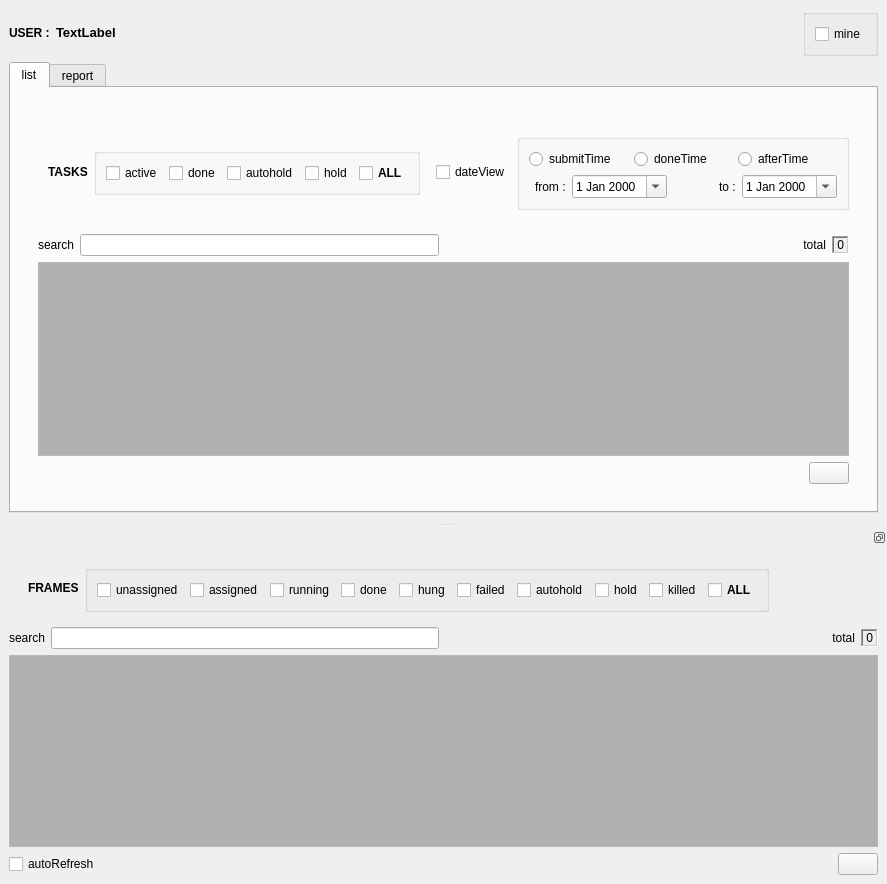
Qt form rbhusUI/lib/rbhusListMod.ui (aumanimationstudios/rbhus) before a commit.
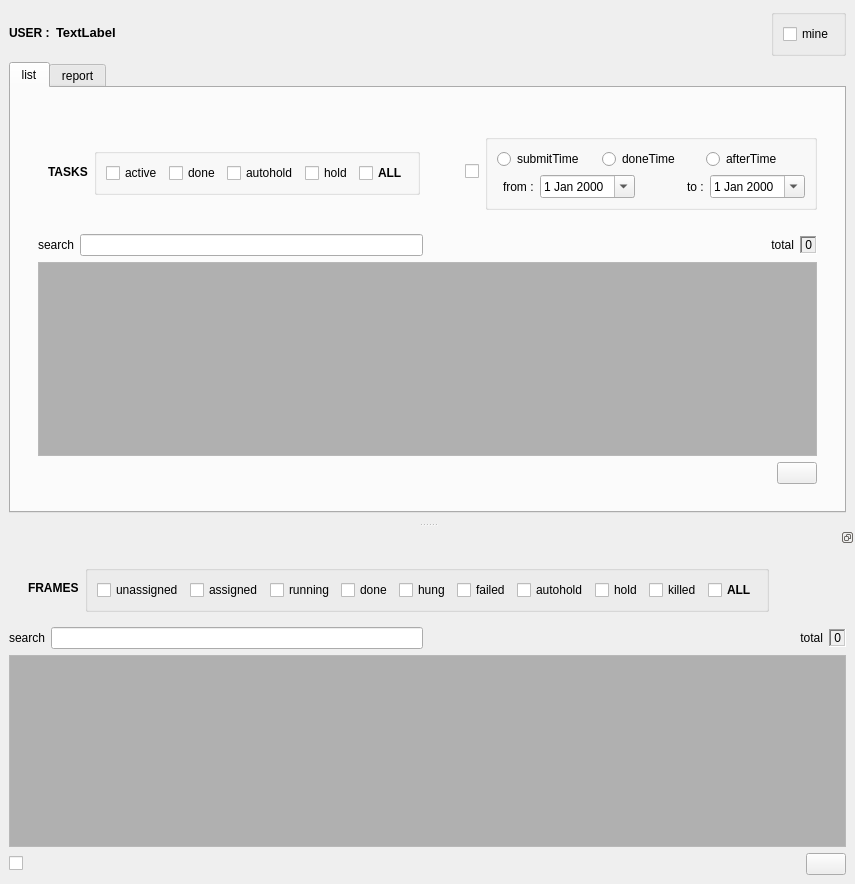
The same form after that commit.

Commit message: adding refresh button

```diff
--- a/rbhusUI/lib/rbhusListMod.ui
+++ b/rbhusUI/lib/rbhusListMod.ui
@@ -239,7 +239,13 @@
                <item>
                 <widget class="QCheckBox" name="checkDateTask">
                  <property name="text">
-                  <string>dateView</string>
+                  <string/>
+                 </property>
+                 <property name="iconSize">
+                  <size>
+                   <width>20</width>
+                   <height>20</height>
+                  </size>
                  </property>
                 </widget>
                </item>
@@ -380,7 +386,7 @@
                      </property>
                      <property name="sizeHint" stdset="0">
                       <size>
-                       <width>40</width>
+                       <width>10</width>
                        <height>20</height>
                       </size>
                      </property>
@@ -586,6 +592,12 @@
                        <verstretch>0</verstretch>
                       </sizepolicy>
                      </property>
+                     <property name="minimumSize">
+                      <size>
+                       <width>0</width>
+                       <height>0</height>
+                      </size>
+                     </property>
                      <property name="text">
                       <string/>
                      </property>
@@ -994,8 +1006,8 @@
            </property>
            <property name="sizeHint" stdset="0">
             <size>
-             <width>40</width>
-             <height>20</height>
+             <width>10</width>
+             <height>10</height>
             </size>
            </property>
           </spacer>
@@ -1155,7 +1167,13 @@
          <item>
           <widget class="QCheckBox" name="checkRefresh">
            <property name="text">
-            <string>autoRefresh</string>
+            <string/>
+           </property>
+           <property name="iconSize">
+            <size>
+             <width>20</width>
+             <height>20</height>
+            </size>
            </property>
           </widget>
          </item>
```
Left out of the diff: 6 changed lines with no effect on the pictures. The commit also changes 5 other files.
